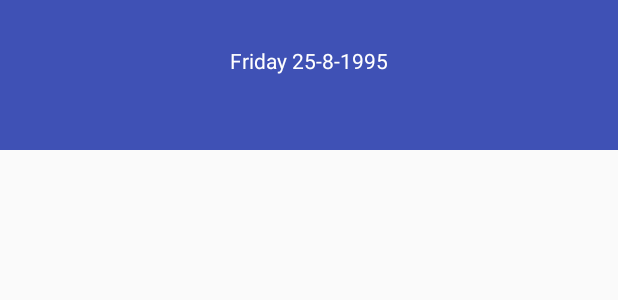
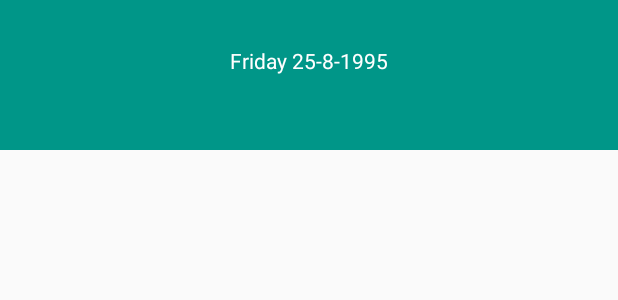
Before and after one commit to ngocson952006/ScratchPhoneCard, an Android app: the layout history_main_root_layout.xml on its own in the app's theme, with its tools: preview values and no code run, on a phone screen of 412 x 824 dp. Shown: the top 300 px of the screen. Run offline under Robolectric (Android 15) with nearby library versions, the phone set to English and light mode, and no system bars.

Commit message:
Update version 2

```diff
--- a/app/src/main/java/com/example/truongngoc/scratchphonecard/views/HistoryScratchAdapter.java
+++ b/app/src/main/java/com/example/truongngoc/scratchphonecard/views/HistoryScratchAdapter.java
@@ -2,15 +2,12 @@ package com.example.truongngoc.scratchphonecard.views;
 
 import android.view.View;
 import android.view.ViewGroup;
-import android.widget.AdapterView;
 import android.widget.BaseAdapter;
-
-import com.example.truongngoc.scratchphonecard.domain.ScratchCard;
 
 /**
  * Created by Truong Ngoc Son on 6/4/2016.
  */
-public class HistoryScratchAdapter extends BaseAdapter{
+public class HistoryScratchAdapter extends BaseAdapter {
 
     @Override
     public int getCount() {
--- a/app/src/main/res/layout/history_main_root_layout.xml
+++ b/app/src/main/res/layout/history_main_root_layout.xml
@@ -8,12 +8,12 @@
     android:weightSum="1.0">
 
     <TextView
-        android:textColor="@android:color/white"
         android:id="@+id/textview_scratch_time"
         android:layout_width="wrap_content"
         android:layout_height="0dp"
         android:layout_gravity="center"
         android:layout_weight="0.5"
         android:gravity="bottom"
-        android:text="@string/sample_time" />
+        android:text="@string/sample_time"
+        android:textColor="@android:color/white" />
 </LinearLayout>
--- a/app/src/main/res/values/colors.xml
+++ b/app/src/main/res/values/colors.xml
@@ -1,6 +1,6 @@
 <?xml version="1.0" encoding="utf-8"?>
 <resources>
-    <color name="colorPrimary">#3F51B5</color>
-    <color name="colorPrimaryDark">#303F9F</color>
-    <color name="colorAccent">#FF4081</color>
+    <color name="colorPrimary">#009688</color>
+    <color name="colorPrimaryDark">#004D40</color>
+    <color name="colorAccent">#00695C</color>
 </resources>
```
Also changed, not shown: app/src/main/java/com/example/truongngoc/scratchphonecard/MainActivity.java (+14 -2 lines), app/src/main/java/com/example/truongngoc/scratchphonecard/domain/TelecommunicationPortal.java (renamed from app/src/main/java/com/example/truongngoc/scratchphonecard/domain/TelecommuncationPortal.java, +4 -3 lines), app/src/main/res/layout/content_main.xml (+6 -18 lines), app/src/main/res/drawable/app.png (added), app/src/main/res/drawable/main_logo.png (added), app/src/main/res/drawable/scratchcard_logo.png (added).
